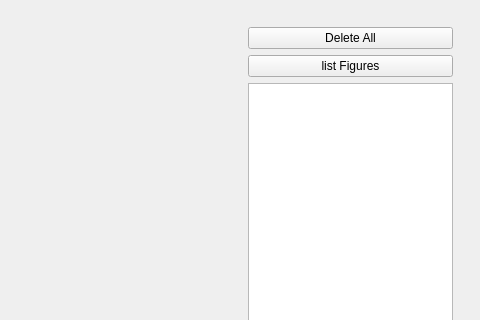
This is mainwindow.ui in mhocio/Pixel-Drawing as Qt 5 draws it before an edit; both pictures show x 307 to 787 and y 0 to 320 of the 787 by 598 pixel window. The edited form follows.
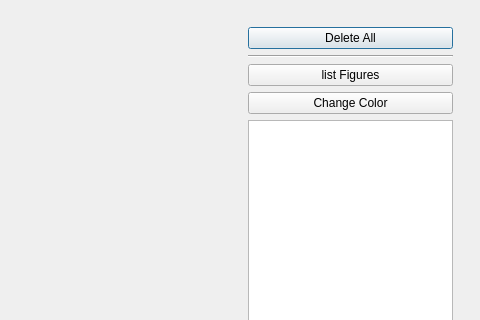
This is the edited form.

Commit message: Add coloring shapes from UI

Diff of the .ui file:
```diff
--- a/mainwindow.ui
+++ b/mainwindow.ui
@@ -89,6 +89,16 @@
             <property name="text">
              <string>Delete All</string>
             </property>
+            <property name="default">
+             <bool>true</bool>
+            </property>
+           </widget>
+          </item>
+          <item>
+           <widget class="Line" name="line">
+            <property name="orientation">
+             <enum>Qt::Horizontal</enum>
+            </property>
            </widget>
           </item>
           <item>
@@ -98,6 +108,13 @@
             </property>
            </widget>
           </item>
+          <item>
+           <widget class="QPushButton" name="changeColorButton">
+            <property name="text">
+             <string>Change Color</string>
+            </property>
+           </widget>
+          </item>
           <item>
            <widget class="QListWidget" name="listWidget"/>
           </item>
```
The commit also changes 6 other files.
